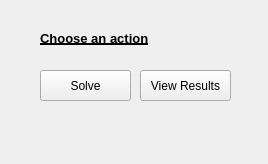
The window that App/executewindow.ui (NarekAt/GreedyGenes) describes before a commit, drawn with Qt 5.
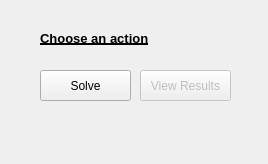
The same window after the commit.

Commit message: Removed progress dialog for now.

```diff
--- a/App/executewindow.ui
+++ b/App/executewindow.ui
@@ -36,6 +36,9 @@
     </property>
    </widget>
    <widget class="QPushButton" name="resultsButton">
+    <property name="enabled">
+     <bool>false</bool>
+    </property>
     <property name="geometry">
      <rect>
       <x>140</x>
```
The commit also changes 2 other files.
